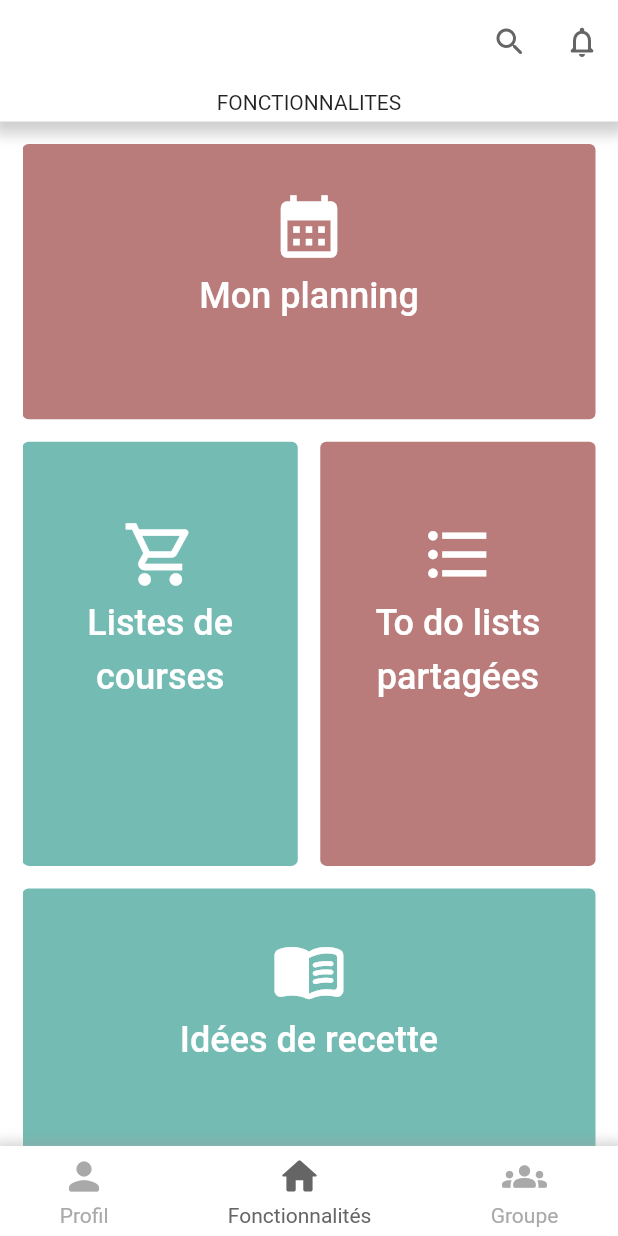
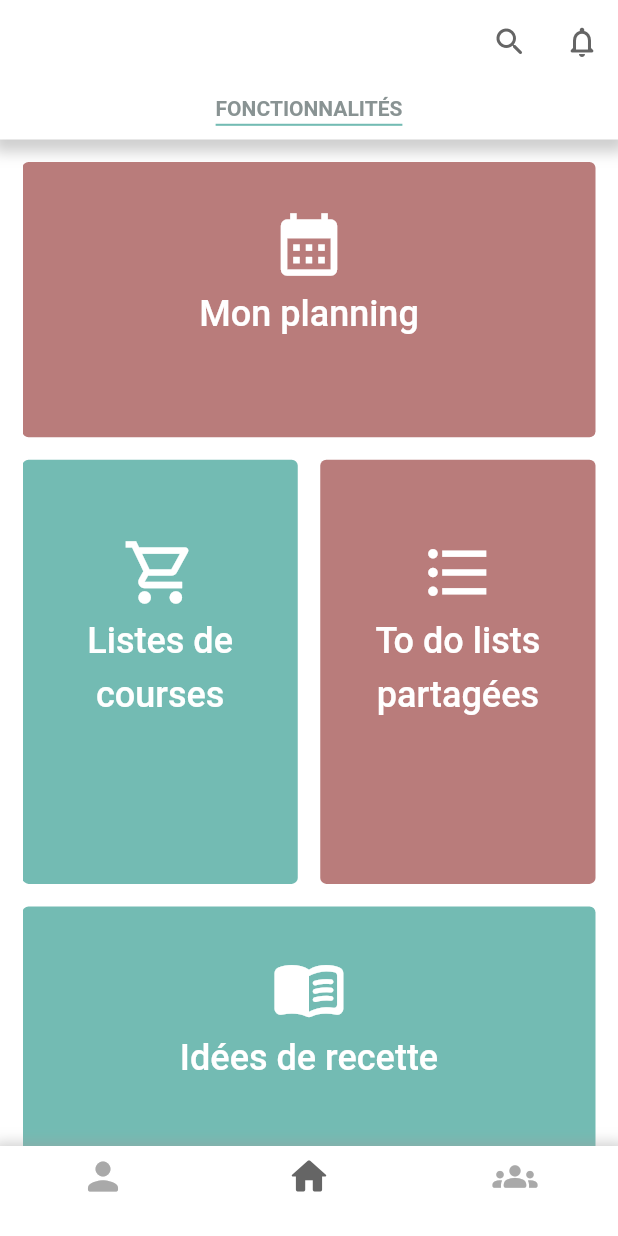
Before and after one commit to peppearl/freshmind, a Flutter app: the screen it shows once a user with an empty profile is signed in, on a phone screen of 412 x 824 dp. Run offline on Flutter 3.47's test engine with Material 2 defaults, Android fonts, the light colour scheme and no system bars; our stand-ins replace email_validator, firebase_auth, firebase_core; accounts and stored records are empty.

Commit message:
feat: Editing home page

```diff
--- a/lib/pages/functionnalities_page.dart
+++ b/lib/pages/functionnalities_page.dart
@@ -30,9 +30,21 @@ class _FunctionnalitiesPageState extends State<FunctionnalitiesPage> {
               ],
             ),
             child: const Text(
-              "FONCTIONNALITES",
+              "FONCTIONNALITÉS",
               textAlign: TextAlign.center,
-              style: TextStyle(fontSize: 14),
+              style: TextStyle(
+                height: 2,
+                fontSize: 14,
+                fontWeight: FontWeight.w600,
+                shadows: [
+                  Shadow(color: Color(0xFF899393), offset: Offset(0, -5))
+                ],
+                color: Colors.transparent,
+                decoration: TextDecoration.underline,
+                decorationColor: Color(0xFF73BBB3),
+                decorationThickness: 2,
+                decorationStyle: TextDecorationStyle.solid,
+              ),
             ),
           ),
           Expanded(
--- a/lib/pages/home.dart
+++ b/lib/pages/home.dart
@@ -1,7 +1,6 @@
 import 'package:flutter/material.dart';
 import 'package:freshmind/pages/functionnalities_page.dart';
 import 'package:freshmind/pages/profile.dart';
-import 'package:freshmind/widgets/scroll_list_widget.dart';
 
 class Home extends StatefulWidget {
   const Home({Key? key, required this.title}) : super(key: key);
@@ -83,6 +82,8 @@ class _HomeState extends State<Home> {
                       ? const Color.fromARGB(255, 101, 101, 101)
                       : const Color.fromARGB(255, 169, 169, 169),
                 ),
+                //if text under icons
+                /*
                 const SizedBox(
                   height: 3,
                 ),
@@ -90,7 +91,7 @@ class _HomeState extends State<Home> {
                     style: TextStyle(
                         color: pageIndex == index
                             ? const Color.fromARGB(255, 101, 101, 101)
-                            : const Color.fromARGB(255, 169, 169, 169)))
+                            : const Color.fromARGB(255, 169, 169, 169)))*/
               ],
             ),
           );
```
Also changed, not shown: lib/widgets/scroll_list_widget.dart (deleted, +0 -148 lines).
